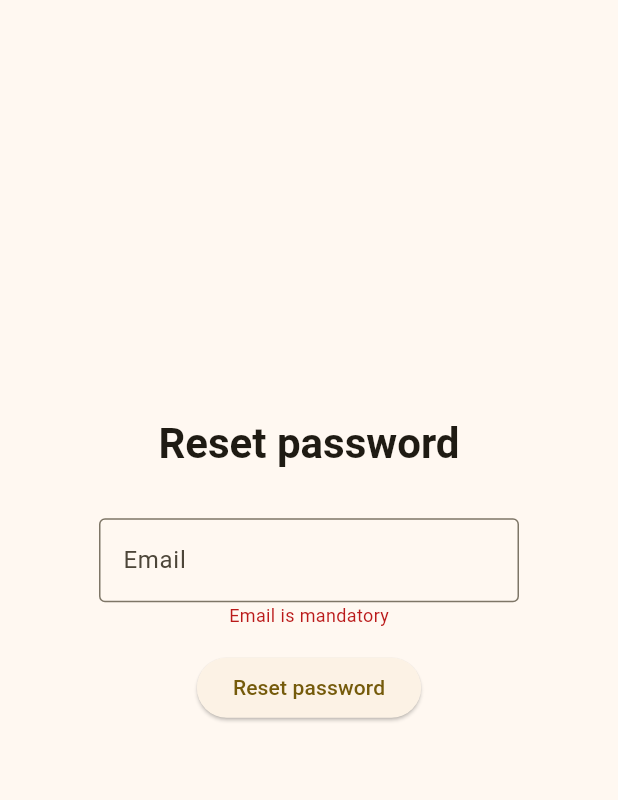
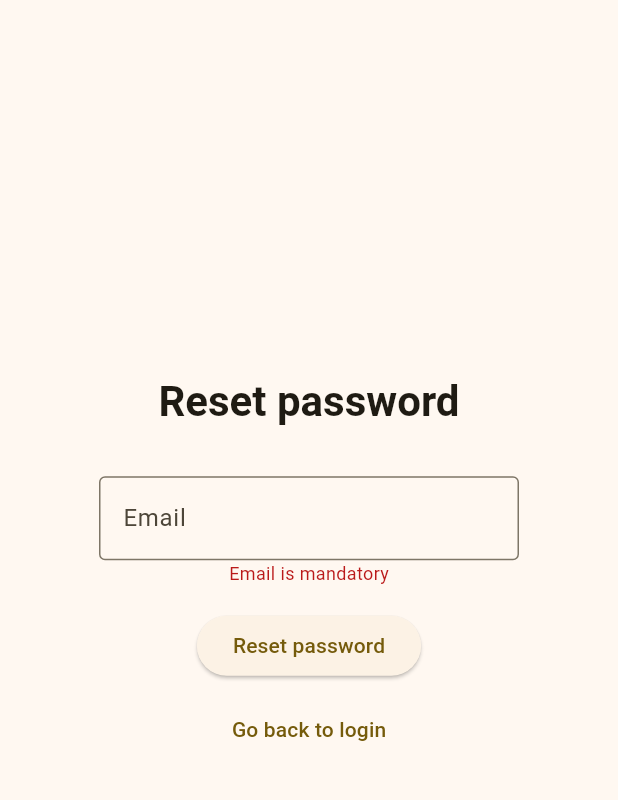
Before and after one commit to Nj0be/reverie_flutter, a Flutter app: the ResetPasswordScreen screen opened by its route, after a tap on "Reset password", on a phone screen of 412 x 824 dp, the part 84-884 px from its top. Run offline on Flutter 3.47's test engine with Material 3 defaults, Android fonts, the phone set to English and light mode, and no system bars; our stand-ins replace cloud_firestore, firebase_auth, firebase_core, flutter_riverpod, freezed_annotation, go_router and 3 more; missing offline and left inert: flutter_libphonenumber; accounts and stored records are empty.

Commit message:
Fixed Reset Password Screen and notifier

```diff
--- a/lib/notifier/reset_password_notifier.dart
+++ b/lib/notifier/reset_password_notifier.dart
@@ -1,3 +1,4 @@
+
 import 'package:freezed_annotation/freezed_annotation.dart';
 import 'package:reverieflutter/data/repository/user_repository.dart';
 import 'package:reverieflutter/l10n/app_localizations.dart';
@@ -13,6 +14,7 @@ abstract class ResetPasswordState with _$ResetPasswordState {
     @Default('') String email,
     @Default('') String emailError,
     @Default('') String formError,
+    @Default(false) bool resetSuccessful,
   }) = _ResetPasswordState;
 }
 
@@ -51,7 +53,7 @@ class ResetPasswordNotifier extends StateNotifier<ResetPasswordState> {
     );
   }
 
-  Future<void> onResetPassword(void Function() onResetPasswordSuccess) async {
+  Future<void> onResetPassword() async {
     // Clear any form-wide errors
     // Validate individual inputs
     state = state.copyWith(
@@ -69,7 +71,9 @@ class ResetPasswordNotifier extends StateNotifier<ResetPasswordState> {
         state.email
       );
 
-      onResetPasswordSuccess();
+      state = state.copyWith(
+        resetSuccessful: true
+      );
     } catch (error) {
       // Handle any unexpected errors
       state = state.copyWith(formError: localizations.loginError);
--- a/lib/router.dart
+++ b/lib/router.dart
@@ -313,7 +313,7 @@ final router = GoRouter(
           pageBuilder: (context, state) => MaterialPage(
             key: state.pageKey,
             child: ResetPasswordScreen(
-              onResetPasswordSuccess: () {
+              onNavigateToLogin: () {
                 // handle signup success
                 context.goNamed(LoginScreen.name);
               },
--- a/lib/ui/screens/reset_password_screen.dart
+++ b/lib/ui/screens/reset_password_screen.dart
@@ -9,18 +9,20 @@ class ResetPasswordScreen extends ConsumerWidget {
   static const String name = 'reset_password';
   static const String path = '/reset_password';
 
-  final void Function() onResetPasswordSuccess;
+  final void Function() onNavigateToLogin;
 
   const ResetPasswordScreen({
     super.key,
-    required this.onResetPasswordSuccess,
+    required this.onNavigateToLogin,
   });
 
   @override
   Widget build(BuildContext context, WidgetRef ref) {
     final state = ref.watch(resetPasswordNotifierProvider);
     final notifier = ref.watch(resetPasswordNotifierProvider.notifier);
+    final localizations = AppLocalizations.of(context)!;
 
+    if (state.resetSuccessful) {
       return Padding(
         padding: const EdgeInsets.all(24.0),
         child: Column(
@@ -28,7 +30,33 @@ class ResetPasswordScreen extends ConsumerWidget {
           crossAxisAlignment: CrossAxisAlignment.center,
           children: [
             Text(
-            AppLocalizations.of(context)!.resetPassword,
+              localizations.resetPasswordEmailSent,
+              // o usa localization
+              style: Theme
+                  .of(context)
+                  .textTheme
+                  .headlineMedium
+                  ?.copyWith(fontWeight: FontWeight.bold),
+            ),
+
+            const SizedBox(height: 32),
+
+            TextButton(
+                onPressed: onNavigateToLogin,
+                child: Text(localizations.goBackToLogin)
+            ),
+          ],
+        ),
+      );
+    } else {
+      return Padding(
+        padding: const EdgeInsets.all(24.0),
+        child: Column(
+          mainAxisAlignment: MainAxisAlignment.center,
+          crossAxisAlignment: CrossAxisAlignment.center,
+          children: [
+            Text(
+              localizations.resetPassword,
               // o usa localization
               style: Theme
                   .of(context)
@@ -42,14 +70,21 @@ class ResetPasswordScreen extends ConsumerWidget {
               value: state.email,
               errorMessage: state.emailError,
               onNewValue: notifier.onEmailChange,
-            label: AppLocalizations.of(context)!.email,
+              label: localizations.email,
             ),
 
             const SizedBox(height: 16),
 
             ElevatedButton(
-            onPressed: () => notifier.onResetPassword(onResetPasswordSuccess),
-            child: Text(AppLocalizations.of(context)!.resetPassword),
+              onPressed: () => notifier.onResetPassword(),
+              child: Text(localizations.resetPassword),
+            ),
+
+            const SizedBox(height: 8),
+
+            TextButton(
+                onPressed: onNavigateToLogin,
+                child: Text(localizations.goBackToLogin)
             ),
 
             const SizedBox(height: 8),
@@ -61,3 +96,4 @@ class ResetPasswordScreen extends ConsumerWidget {
       );
     }
   }
+}
```
Also changed, not shown: lib/notifier/reset_password_notifier.freezed.dart. Lines whose indentation alone changed are shown as unchanged.
